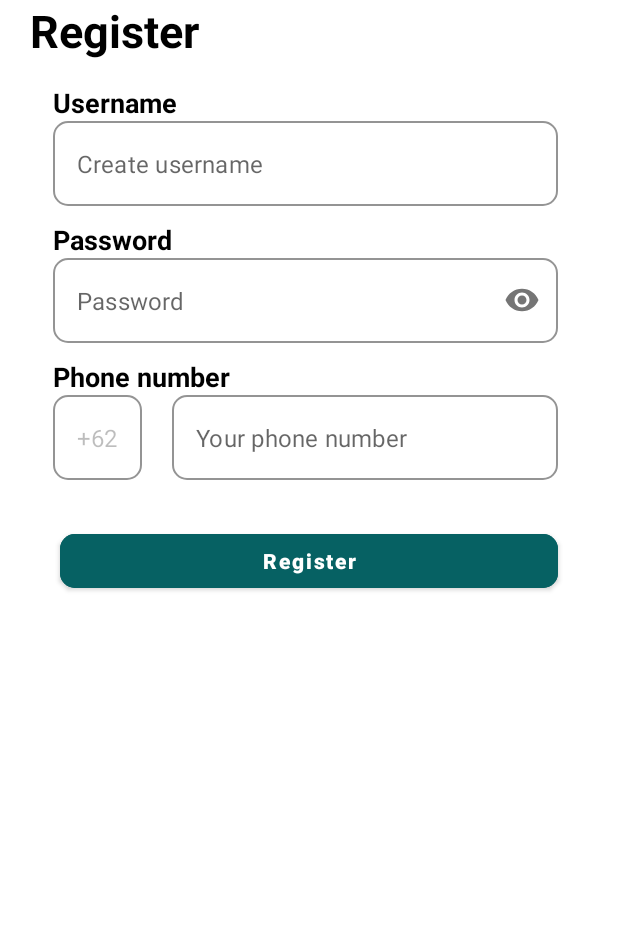
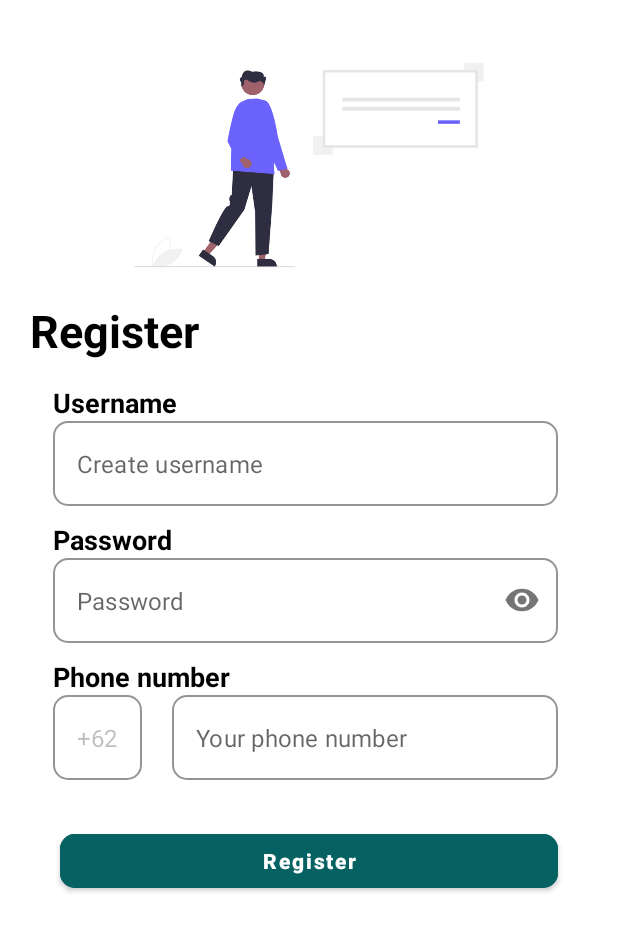
Before and after one commit to rian0502/colalin, an Android app: the RegisterFragment screen opened through its navigation route, on a phone screen of 412 x 824 dp. Shown: the top 931 px of the screen. Run offline under Robolectric (Android 15) with nearby library versions, the phone set to English and light mode, and no system bars.

Commit message:
add image

```diff
--- a/app/src/main/AndroidManifest.xml
+++ b/app/src/main/AndroidManifest.xml
@@ -1,6 +1,10 @@
 <?xml version="1.0" encoding="utf-8"?>
 <manifest xmlns:android="http://schemas.android.com/apk/res/android"
     package="com.belajar.colalin">
+
+    <uses-permission android:name="android.permission.INTERNET"/>
+    <uses-permission android:name="android.permission.ACCESS_WIFI_STATE"/>
+    <uses-permission android:name="android.permission.ACCESS_NETWORK_STATE"/>
 
     <application
         android:allowBackup="true"
--- a/app/src/main/res/layout/fragment_register.xml
+++ b/app/src/main/res/layout/fragment_register.xml
@@ -1,11 +1,25 @@
 <?xml version="1.0" encoding="utf-8"?>
-<LinearLayout xmlns:android="http://schemas.android.com/apk/res/android"
+<ScrollView xmlns:android="http://schemas.android.com/apk/res/android"
     xmlns:app="http://schemas.android.com/apk/res-auto"
     xmlns:tools="http://schemas.android.com/tools"
     android:layout_width="match_parent"
     android:layout_height="match_parent"
-    android:orientation="vertical"
     tools:context=".accountView.RegisterFragment">
+
+    <LinearLayout
+        android:layout_width="match_parent"
+        android:layout_height="wrap_content"
+        android:orientation="vertical">
+
+        <ImageView
+            android:layout_width="300dp"
+            android:layout_height="180dp"
+            android:layout_gravity="center"
+            android:layout_marginTop="20sp"
+            android:contentDescription="logo register"
+            android:scaleType="fitXY"
+            android:src="@drawable/register" />
+
         <TextView
             android:layout_width="wrap_content"
             android:layout_height="wrap_content"
@@ -165,13 +179,14 @@
             android:layout_width="match_parent"
             android:layout_height="wrap_content"
             android:layout_marginStart="40sp"
+            android:layout_marginTop="30sp"
             android:layout_marginEnd="40sp"
-        android:layout_marginTop="30sp"
             android:backgroundTint="#066163"
             android:text="@string/register"
             android:textAllCaps="false"
             android:textStyle="bold"
             app:cornerRadius="10dp" />
+    </LinearLayout>
 
 
-</LinearLayout>
+</ScrollView>
```
Also changed, not shown: app/src/main/java/com/belajar/colalin/MainActivity.java (+5 -9 lines), app/src/main/res/layout/fragment_fpassword.xml (+8 -1 lines), app/src/main/res/layout/fragment_login.xml (+11 -13 lines), app/src/main/res/values/styles.xml (added, +8 -0 lines), app/src/main/res/drawable/fpassword.png (added), app/src/main/res/drawable/login.png (added), app/src/main/res/drawable/otp.png (added), app/src/main/res/drawable/register.png (added). Lines whose indentation alone changed are shown as unchanged.
